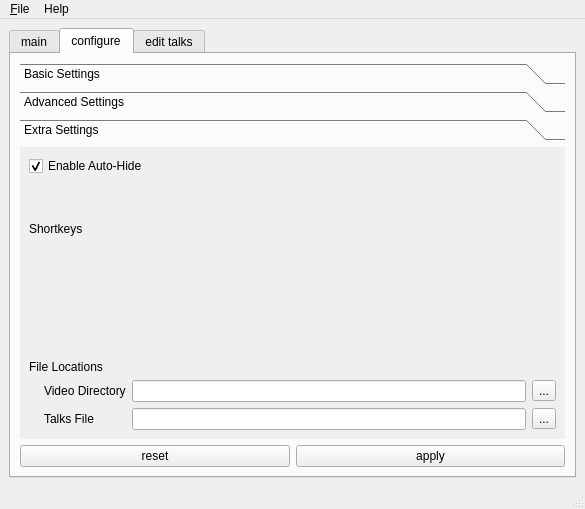
Old version of the form src/forms/freeseer_ui_qt.ui in the repository Freeseer/freeseer.
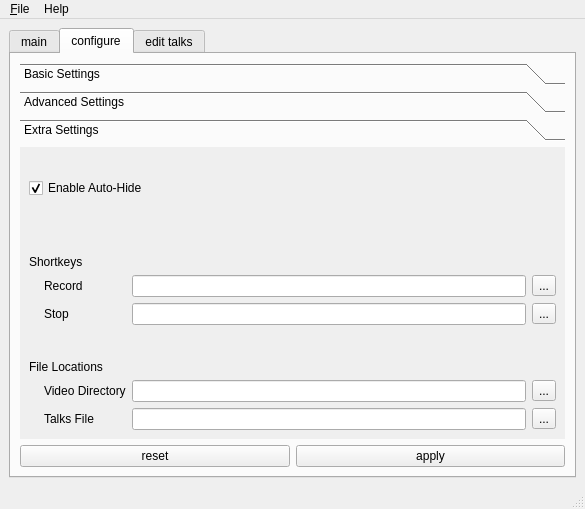
New version of the form. The open tabs and pages were chosen to show the change. Icons and pictures are not drawn.

Commit message: Implemented the global shortkey with the use of an external C++ library LibQxt with initial work on the GUI.

Diff of the .ui file:
```diff
--- a/src/forms/freeseer_ui_qt.ui
+++ b/src/forms/freeseer_ui_qt.ui
@@ -403,8 +403,8 @@
             <rect>
              <x>0</x>
              <y>0</y>
-             <width>551</width>
-             <height>301</height>
+             <width>203</width>
+             <height>35</height>
             </rect>
            </property>
            <attribute name="label">
@@ -466,6 +466,24 @@
            <layout class="QVBoxLayout" name="verticalLayout_10">
             <item>
              <widget class="QCheckBox" name="autoHideCheckbox">
+              <property name="sizePolicy">
+               <sizepolicy hsizetype="Minimum" vsizetype="Minimum">
+                <horstretch>0</horstretch>
+                <verstretch>0</verstretch>
+               </sizepolicy>
+              </property>
+              <property name="minimumSize">
+               <size>
+                <width>0</width>
+                <height>0</height>
+               </size>
+              </property>
+              <property name="maximumSize">
+               <size>
+                <width>16777215</width>
+                <height>64</height>
+               </size>
+              </property>
               <property name="toolTip">
                <string>Enables auto-hide to system tray.</string>
               </property>
@@ -479,17 +497,20 @@
             </item>
             <item>
              <layout class="QGridLayout" name="gridLayout_3">
-              <item row="2" column="1">
+              <property name="topMargin">
+               <number>0</number>
+              </property>
+              <item row="4" column="1">
                <widget class="QLineEdit" name="videoDirectoryLineEdit"/>
               </item>
-              <item row="2" column="2">
+              <item row="4" column="2">
                <widget class="QToolButton" name="videoDirectoryButton">
                 <property name="text">
                  <string>...</string>
                 </property>
                </widget>
               </item>
-              <item row="2" column="0">
+              <item row="4" column="0">
                <widget class="QLabel" name="videoDirectoryLabel">
                 <property name="text">
                  <string>Video Directory</string>
@@ -502,7 +523,7 @@
                 </property>
                </widget>
               </item>
-              <item row="3" column="0">
+              <item row="5" column="0">
                <widget class="QLabel" name="talksFileLabel">
                 <property name="text">
                  <string>Talks File</string>
@@ -515,14 +536,14 @@
                 </property>
                </widget>
               </item>
-              <item row="3" column="2">
+              <item row="5" column="2">
                <widget class="QToolButton" name="talksFileButton">
                 <property name="text">
                  <string>...</string>
                 </property>
                </widget>
               </item>
-              <item row="3" column="1">
+              <item row="5" column="1">
                <widget class="QLineEdit" name="talksFileLineEdit"/>
               </item>
               <item row="0" column="0">
@@ -530,9 +551,12 @@
                 <property name="text">
                  <string>Shortkeys</string>
                 </property>
+                <property name="alignment">
+                 <set>Qt::AlignBottom|Qt::AlignLeading|Qt::AlignLeft</set>
+                </property>
                </widget>
               </item>
-              <item row="1" column="0">
+              <item row="3" column="0">
                <widget class="QLabel" name="label_7">
                 <property name="text">
                  <string>File Locations</string>
@@ -542,6 +566,46 @@
                 </property>
                </widget>
               </item>
+              <item row="1" column="0">
+               <widget class="QLabel" name="shortRecordLabel">
+                <property name="text">
+                 <string>Record</string>
+                </property>
+                <property name="indent">
+                 <number>15</number>
+                </property>
+               </widget>
+              </item>
+              <item row="2" column="0">
+               <widget class="QLabel" name="shortStopLabel">
+                <property name="text">
+                 <string>Stop</string>
+                </property>
+                <property name="indent">
+                 <number>15</number>
+                </property>
+               </widget>
+              </item>
+              <item row="1" column="1">
+               <widget class="QLineEdit" name="shortRecordLineEdit"/>
+              </item>
+              <item row="2" column="1">
+               <widget class="QLineEdit" name="shortStopLineEdit"/>
+              </item>
+              <item row="1" column="2">
+               <widget class="QToolButton" name="shortRecordButton">
+                <property name="text">
+                 <string>...</string>
+                </property>
+               </widget>
+              </item>
+              <item row="2" column="2">
+               <widget class="QToolButton" name="shortStopButton">
+                <property name="text">
+                 <string>...</string>
+                </property>
+               </widget>
+              </item>
              </layout>
             </item>
            </layout>
```
The commit also changes 1 other file.
